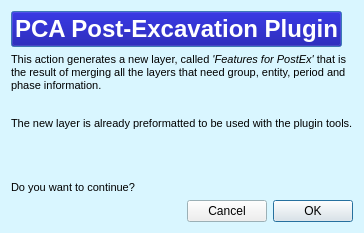
Before: the Qt Designer form PCA_PostExcavation/pca_postex_generate_layer_dialog_base.ui in PCA-Geodata/PCA-PostExcavation-QGIS-Plugin, drawn with Qt 5.
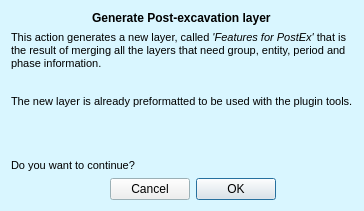
After: the same form once the commit is applied. Icons and pictures are not drawn.

Diff of the .ui file:
```diff
--- a/PCA_PostExcavation/pca_postex_generate_layer_dialog_base.ui
+++ b/PCA_PostExcavation/pca_postex_generate_layer_dialog_base.ui
@@ -93,344 +93,26 @@
    <property name="sizeConstraint">
     <enum>QLayout::SetFixedSize</enum>
    </property>
-   <item row="0" column="0">
-    <widget class="QPushButton" name="pushButton">
-     <property name="sizePolicy">
-      <sizepolicy hsizetype="Fixed" vsizetype="Fixed">
-       <horstretch>0</horstretch>
-       <verstretch>0</verstretch>
-      </sizepolicy>
-     </property>
-     <property name="palette">
-      <palette>
-       <active>
-        <colorrole role="Button">
-         <brush brushstyle="SolidPattern">
-          <color alpha="255">
-           <red>0</red>
-           <green>0</green>
-           <blue>153</blue>
-          </color>
-         </brush>
-        </colorrole>
-        <colorrole role="Light">
-         <brush brushstyle="SolidPattern">
-          <color alpha="255">
-           <red>0</red>
-           <green>0</green>
-           <blue>147</blue>
-          </color>
-         </brush>
-        </colorrole>
-        <colorrole role="Dark">
-         <brush brushstyle="SolidPattern">
-          <color alpha="255">
-           <red>0</red>
-           <green>0</green>
-           <blue>153</blue>
-          </color>
-         </brush>
-        </colorrole>
-        <colorrole role="Mid">
-         <brush brushstyle="SolidPattern">
-          <color alpha="255">
-           <red>0</red>
-           <green>0</green>
-           <blue>147</blue>
-          </color>
-         </brush>
-        </colorrole>
-        <colorrole role="Text">
-         <brush brushstyle="SolidPattern">
-          <color alpha="255">
-           <red>0</red>
-           <green>0</green>
-           <blue>0</blue>
-          </color>
-         </brush>
-        </colorrole>
-        <colorrole role="BrightText">
-         <brush brushstyle="SolidPattern">
-          <color alpha="255">
-           <red>85</red>
-           <green>255</green>
-           <blue>0</blue>
-          </color>
-         </brush>
-        </colorrole>
-        <colorrole role="ButtonText">
-         <brush brushstyle="SolidPattern">
-          <color alpha="255">
-           <red>255</red>
-           <green>255</green>
-           <blue>255</blue>
-          </color>
-         </brush>
-        </colorrole>
-        <colorrole role="Base">
-         <brush brushstyle="SolidPattern">
-          <color alpha="255">
-           <red>0</red>
-           <green>0</green>
-           <blue>141</blue>
-          </color>
-         </brush>
-        </colorrole>
-        <colorrole role="Window">
-         <brush brushstyle="SolidPattern">
-          <color alpha="255">
-           <red>85</red>
-           <green>170</green>
-           <blue>255</blue>
-          </color>
-         </brush>
-        </colorrole>
-        <colorrole role="Shadow">
-         <brush brushstyle="SolidPattern">
-          <color alpha="255">
-           <red>0</red>
-           <green>0</green>
-           <blue>146</blue>
-          </color>
-         </brush>
-        </colorrole>
-        <colorrole role="PlaceholderText">
-         <brush brushstyle="SolidPattern">
-          <color alpha="128">
-           <red>0</red>
-           <green>0</green>
-           <blue>0</blue>
-          </color>
-         </brush>
-        </colorrole>
-       </active>
-       <inactive>
-        <colorrole role="Button">
-         <brush brushstyle="SolidPattern">
-          <color alpha="255">
-           <red>0</red>
-           <green>0</green>
-           <blue>153</blue>
-          </color>
-         </brush>
-        </colorrole>
-        <colorrole role="Light">
-         <brush brushstyle="SolidPattern">
-          <color alpha="255">
-           <red>0</red>
-           <green>0</green>
-           <blue>147</blue>
-          </color>
-         </brush>
-        </colorrole>
-        <colorrole role="Dark">
-         <brush brushstyle="SolidPattern">
-          <color alpha="255">
-           <red>0</red>
-           <green>0</green>
-           <blue>153</blue>
-          </color>
-         </brush>
-        </colorrole>
-        <colorrole role="Mid">
-         <brush brushstyle="SolidPattern">
-          <color alpha="255">
-           <red>0</red>
-           <green>0</green>
-           <blue>147</blue>
-          </color>
-         </brush>
-        </colorrole>
-        <colorrole role="Text">
-         <brush brushstyle="SolidPattern">
-          <color alpha="255">
-           <red>0</red>
-           <green>0</green>
-           <blue>0</blue>
-          </color>
-         </brush>
-        </colorrole>
-        <colorrole role="BrightText">
-         <brush brushstyle="SolidPattern">
-          <color alpha="255">
-           <red>85</red>
-           <green>255</green>
-           <blue>0</blue>
-          </color>
-         </brush>
-        </colorrole>
-        <colorrole role="ButtonText">
-         <brush brushstyle="SolidPattern">
-          <color alpha="255">
-           <red>255</red>
-           <green>255</green>
-           <blue>255</blue>
-          </color>
-         </brush>
-        </colorrole>
-        <colorrole role="Base">
-         <brush brushstyle="SolidPattern">
-          <color alpha="255">
-           <red>0</red>
-           <green>0</green>
-           <blue>141</blue>
-          </color>
-         </brush>
-        </colorrole>
-        <colorrole role="Window">
-         <brush brushstyle="SolidPattern">
-          <color alpha="255">
-           <red>85</red>
-           <green>170</green>
-           <blue>255</blue>
-          </color>
-         </brush>
-        </colorrole>
-        <colorrole role="Shadow">
-         <brush brushstyle="SolidPattern">
-          <color alpha="255">
-           <red>0</red>
-           <green>0</green>
-           <blue>146</blue>
-          </color>
-         </brush>
-        </colorrole>
-        <colorrole role="PlaceholderText">
-         <brush brushstyle="SolidPattern">
-          <color alpha="128">
-           <red>0</red>
-           <green>0</green>
-           <blue>0</blue>
-          </color>
-         </brush>
-        </colorrole>
-       </inactive>
-       <disabled>
-        <colorrole role="Button">
-         <brush brushstyle="SolidPattern">
-          <color alpha="255">
-           <red>0</red>
-           <green>0</green>
-           <blue>153</blue>
-          </color>
-         </brush>
-        </colorrole>
-        <colorrole role="Light">
-         <brush brushstyle="SolidPattern">
-          <color alpha="255">
-           <red>0</red>
-           <green>0</green>
-           <blue>147</blue>
-          </color>
-         </brush>
-        </colorrole>
-        <colorrole role="Dark">
-         <brush brushstyle="SolidPattern">
-          <color alpha="255">
-           <red>0</red>
-           <green>0</green>
-           <blue>153</blue>
-          </color>
-         </brush>
-        </colorrole>
-        <colorrole role="Mid">
-         <brush brushstyle="SolidPattern">
-          <color alpha="255">
-           <red>0</red>
-           <green>0</green>
-           <blue>147</blue>
-          </color>
-         </brush>
-        </colorrole>
-        <colorrole role="Text">
-         <brush brushstyle="SolidPattern">
-          <color alpha="255">
-           <red>0</red>
-           <green>0</green>
-           <blue>153</blue>
-          </color>
-         </brush>
-        </colorrole>
-        <colorrole role="BrightText">
-         <brush brushstyle="SolidPattern">
-          <color alpha="255">
-           <red>85</red>
-           <green>255</green>
-           <blue>0</blue>
-          </color>
-         </brush>
-        </colorrole>
-        <colorrole role="ButtonText">
-         <brush brushstyle="SolidPattern">
-          <color alpha="255">
-           <red>120</red>
-           <green>120</green>
-           <blue>120</blue>
-          </color>
-         </brush>
-        </colorrole>
-        <colorrole role="Base">
-         <brush brushstyle="SolidPattern">
-          <color alpha="255">
-           <red>85</red>
-           <green>170</green>
-           <blue>255</blue>
-          </color>
-         </brush>
-        </colorrole>
-        <colorrole role="Window">
-         <brush brushstyle="SolidPattern">
-          <color alpha="255">
-           <red>85</red>
-           <green>170</green>
-           <blue>255</blue>
-          </color>
-         </brush>
-        </colorrole>
-        <colorrole role="Shadow">
-         <brush brushstyle="SolidPattern">
-          <color alpha="255">
-           <red>0</red>
-           <green>0</green>
-           <blue>146</blue>
-          </color>
-         </brush>
-        </colorrole>
-        <colorrole role="PlaceholderText">
-         <brush brushstyle="SolidPattern">
-          <color alpha="128">
-           <red>0</red>
-           <green>0</green>
-           <blue>0</blue>
-          </color>
-         </brush>
-        </colorrole>
-       </disabled>
-      </palette>
-     </property>
-     <property name="font">
-      <font>
-       <family>Arial</family>
-       <pointsize>18</pointsize>
-       <weight>75</weight>
-       <bold>true</bold>
-      </font>
-     </property>
-     <property name="cursor">
-      <cursorShape>BlankCursor</cursorShape>
+   <item row="1" column="2">
+    <widget class="QLabel" name="label_3">
+     <property name="maximumSize">
+      <size>
+       <width>65</width>
+       <height>65</height>
+      </size>
      </property>
      <property name="text">
-      <string>PCA Post-Excavation Plugin</string>
+      <string/>
      </property>
-     <property name="autoDefault">
-      <bool>false</bool>
+     <property name="pixmap">
+      <pixmap>icons/PCA_postex_layer_generator_icon.png</pixmap>
      </property>
-     <property name="flat">
-      <bool>false</bool>
+     <property name="scaledContents">
+      <bool>true</bool>
      </property>
     </widget>
    </item>
-   <item row="1" column="0">
+   <item row="2" column="0" colspan="3">
     <widget class="QLabel" name="label">
      <property name="sizePolicy">
       <sizepolicy hsizetype="Fixed" vsizetype="Fixed">
@@ -474,7 +156,26 @@
      </property>
     </widget>
    </item>
-   <item row="2" column="0">
+   <item row="1" column="0">
+    <widget class="QLabel" name="label_2">
+     <property name="maximumSize">
+      <size>
+       <width>65</width>
+       <height>65</height>
+      </size>
+     </property>
+     <property name="text">
+      <string/>
+     </property>
+     <property name="pixmap">
+      <pixmap>icons/pca_logo_icon.png</pixmap>
+     </property>
+     <property name="scaledContents">
+      <bool>true</bool>
+     </property>
+    </widget>
+   </item>
+   <item row="3" column="1">
     <widget class="QDialogButtonBox" name="button_box">
      <property name="sizePolicy">
       <sizepolicy hsizetype="Fixed" vsizetype="Fixed">
@@ -493,6 +194,20 @@
      </property>
     </widget>
    </item>
+   <item row="1" column="1">
+    <widget class="QLabel" name="label_4">
+     <property name="font">
+      <font>
+       <pointsize>9</pointsize>
+       <weight>75</weight>
+       <bold>true</bold>
+      </font>
+     </property>
+     <property name="text">
+      <string>Generate Post-excavation layer</string>
+     </property>
+    </widget>
+   </item>
   </layout>
  </widget>
  <resources/>
```
